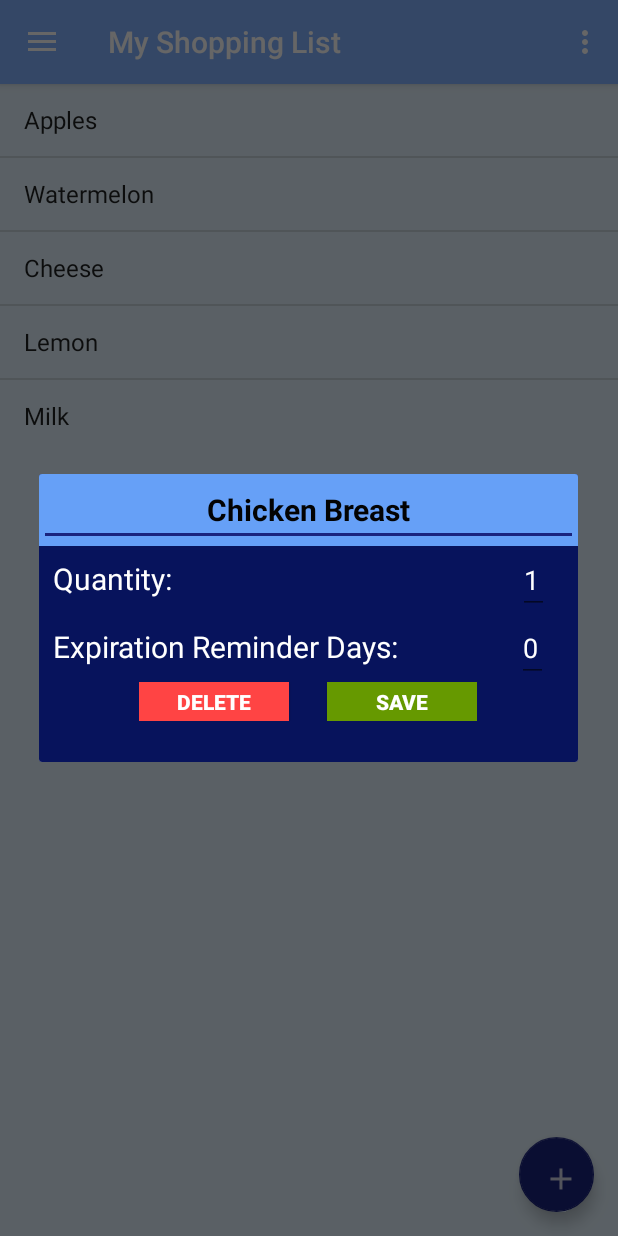
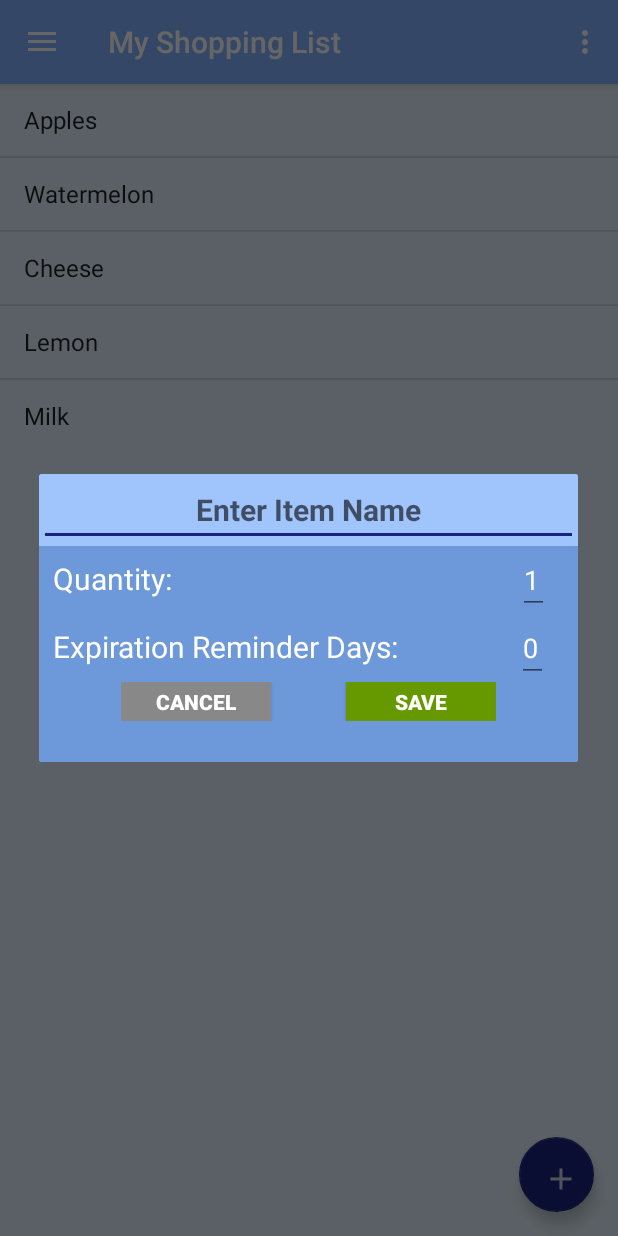
Before and after one commit to mkazachkova/GroceryHelper, an Android app: the screen it shows after launch (MainActivity), after a tap on an icon or button, on a phone screen of 412 x 824 dp. Run offline under Robolectric (Android 15) with nearby library versions, the phone set to English and light mode, and no system bars.

Commit message:
pop up when adding new item on shopping list; slightly happier with colors

```diff
--- a/Grocery/app/src/main/java/com/example/grocery/MainActivity.java
+++ b/Grocery/app/src/main/java/com/example/grocery/MainActivity.java
@@ -1,6 +1,7 @@
 package com.example.grocery;
 
 import android.content.Context;
+import android.graphics.Color;
 import android.os.Bundle;
 import android.support.design.widget.FloatingActionButton;
 import android.support.design.widget.Snackbar;
@@ -8,6 +9,7 @@ import android.support.v4.app.Fragment;
 import android.support.v4.app.FragmentTransaction;
 //import android.support.v7.app.AlertDialog;
 import android.app.AlertDialog;
+import android.view.Gravity;
 import android.view.LayoutInflater;
 import android.view.View;
 import android.support.design.widget.NavigationView;
@@ -21,6 +23,7 @@ import android.view.MenuItem;
 import android.support.v4.app.Fragment;
 import android.support.v4.app.FragmentTransaction;
 import android.widget.Button;
+import android.widget.EditText;
 import android.widget.Toast;
 
 public class MainActivity extends AppCompatActivity
@@ -52,10 +55,19 @@ public class MainActivity extends AppCompatActivity
                 final View dialogView = inflater.inflate(R.layout.custom_dialogue_edit_item, null);
                 dialogBuilder.setView(dialogView);
 
+                EditText title = (EditText) dialogView.findViewById(R.id.editTitle);
+                title.setText("");
+                title.setHint("Enter Item Name");
+
+                Button delete = (Button) dialogView.findViewById(R.id.btn_delete);
+                delete.setText("Cancel");
+                delete.setBackgroundColor(Color.GRAY);
+
+                Button save = (Button) dialogView.findViewById(R.id.btn_save);
+                //save.setGravity(Gravity.RIGHT);
 
                 dialogBuilder.show();
-               // AlertDialog b = dialogBuilder.create();
-               // b.show();
+
             }
         });
 
@@ -124,29 +136,29 @@ public class MainActivity extends AppCompatActivity
 
         if (id == R.id.nav_list) {
 
-            //Button fab = (Button) findViewById(R.id.fab);
-            fab.setOnClickListener(new View.OnClickListener(){
-                public void onClick(View view)
-                {
-                    AlertDialog.Builder dialogBuilder = new AlertDialog.Builder(getBaseContext());
+            fab.setOnClickListener(new View.OnClickListener() {
+                @Override
+                public void onClick(View view) {
+                    AlertDialog.Builder dialogBuilder = new AlertDialog.Builder(MainActivity.this);
                     LayoutInflater inflater =  getLayoutInflater();
                     final View dialogView = inflater.inflate(R.layout.custom_dialogue_edit_item, null);
                     dialogBuilder.setView(dialogView);
 
-                    AlertDialog b = dialogBuilder.create();
-                    b.show();
-                   /* Context context = getApplicationContext();
-                    CharSequence text = "Button pressed";
-                    int duration = Toast.LENGTH_SHORT;
+                    EditText title = (EditText) dialogView.findViewById(R.id.editTitle);
+                    title.setText("");
+                    title.setHint("Enter Item Name");
 
-                    Toast toast = Toast.makeText(context, text, duration);
-                    toast.show();*/
+                    Button delete = (Button) dialogView.findViewById(R.id.btn_delete);
+                    delete.setText("Cancel");
+                    delete.setBackgroundColor(Color.GRAY);
 
+                    Button save = (Button) dialogView.findViewById(R.id.btn_save);
+                    //save.setGravity(Gravity.RIGHT);
+
+                    dialogBuilder.show();
 
                 }
             });
-
-
 
             transaction = getSupportFragmentManager().beginTransaction();
             transaction.replace(R.id.fragment_container, itemFragment);
--- a/Grocery/app/src/main/res/layout/custom_dialogue_edit_item.xml
+++ b/Grocery/app/src/main/res/layout/custom_dialogue_edit_item.xml
@@ -2,13 +2,13 @@
 <LinearLayout xmlns:android="http://schemas.android.com/apk/res/android"
     android:orientation="vertical" android:layout_width="match_parent"
     android:layout_height="match_parent"
-    android:background="#07135c">
+    android:background="#6d98d9">
 
     <LinearLayout
         android:layout_width="match_parent"
         android:layout_height="wrap_content"
         android:orientation="horizontal"
-        android:background="#66a0f7"
+        android:background="#a0c4fc"
         android:weightSum="1">
 
 
@@ -98,7 +98,7 @@
             android:id="@+id/btn_save"
             android:layout_width="100dp"
             android:layout_height="26dp"
-            android:layout_marginLeft="25dp"
+            android:layout_marginLeft="50dp"
             android:background="@android:color/holo_green_dark"
             android:clickable="true"
             android:text="Save"
```
Also changed, not shown: Grocery/app/src/main/java/com/example/grocery/ItemListFragment.java (+0 -10 lines).
